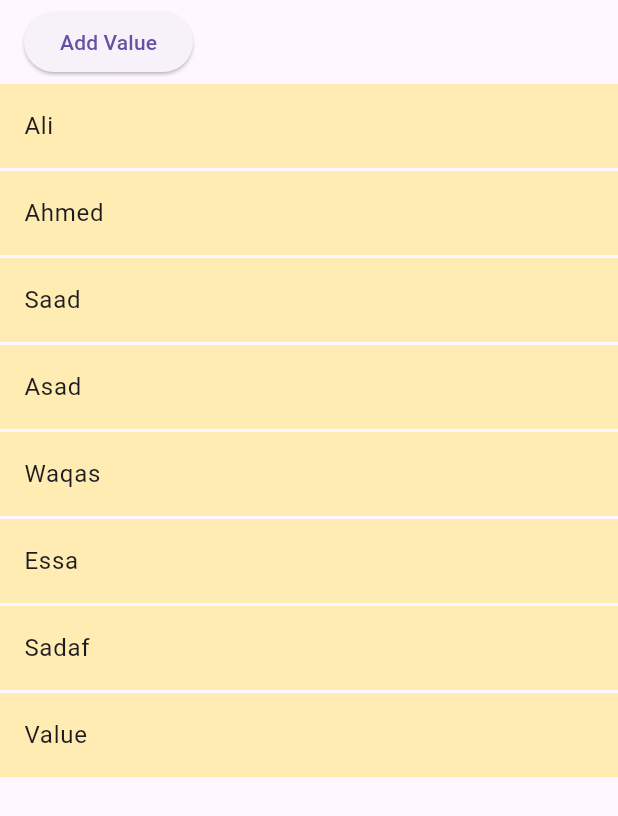
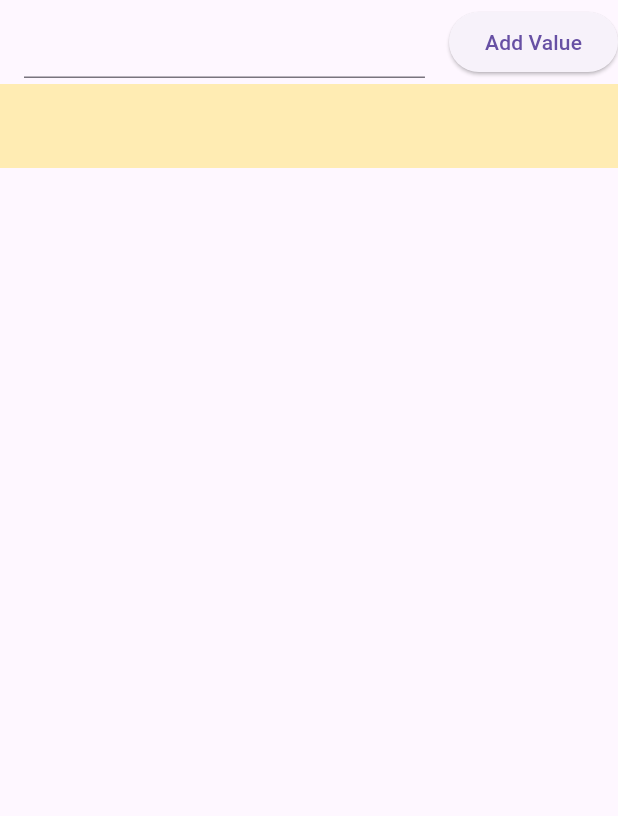
Before and after one commit to meetshaheer/ListView-Widget-Builder, a Flutter app: the screen it shows after launch, after a tap on "Add Value", on a phone screen of 412 x 824 dp. Shown: the top 816 px of the screen. Run offline on Flutter 3.47's test engine with Material 3 defaults, Android fonts, the phone set to English and light mode, and no system bars.

Commit message:
Adding Values in List using .add method. Also showing on display screen in Listtile using textfield by text editing controller

```diff
--- a/listiew/lib/listview.dart
+++ b/listiew/lib/listview.dart
@@ -8,11 +8,12 @@ class listView extends StatefulWidget {
 }
 
 class _listViewState extends State<listView> {
-  List students = ["Ali", "Ahmed", "Saad", "Asad", "Waqas", "Essa", "Sadaf"];
-
+  List students = [];
+  TextEditingController friendlistcontroller = TextEditingController();
   addvalue() {
     setState(() {
-      students.add("Value");
+      students.add(friendlistcontroller.text);
+      friendlistcontroller.clear();
     });
   }
 
@@ -20,12 +21,17 @@ class _listViewState extends State<listView> {
   Widget build(BuildContext context) {
     return Scaffold(
         appBar: AppBar(
-          title: ElevatedButton(
-            onPressed: () {
-              addvalue();
-            },
-            child: Text("Add Value"),
+          title: TextField(
+            controller: friendlistcontroller,
           ),
+          actions: [
+            ElevatedButton(
+              onPressed: () {
+                addvalue();
+              },
+              child: Text("Add Value"),
+            )
+          ],
         ),
         body: SafeArea(
             child: ListView.builder(
```
